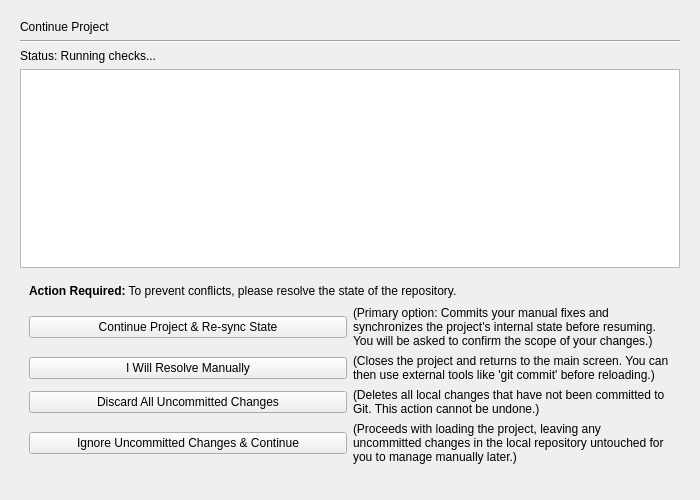
Above: gui/preflight_check_page.ui from mariolewis/asdf_factory before the change. Below: the same form after it.
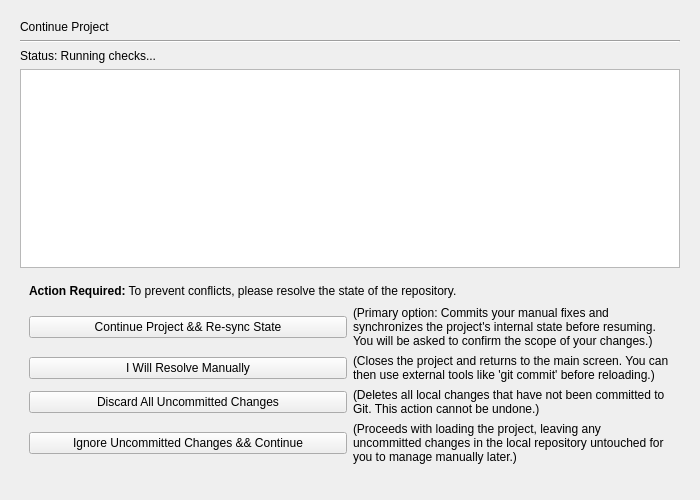
That is the form after the change. The open tabs and pages were chosen to show the change.

Patch:
```diff
--- a/gui/preflight_check_page.ui
+++ b/gui/preflight_check_page.ui
@@ -95,7 +95,7 @@
          <item row="0" column="0">
           <widget class="QPushButton" name="continueButton">
            <property name="text">
-            <string>Continue Project &amp;&amp; Re-sync State</string>
+            <string>Continue Project &amp;&amp;&amp;&amp; Re-sync State</string>
            </property>
           </widget>
          </item>
@@ -146,7 +146,7 @@
          <item row="3" column="0">
           <widget class="QPushButton" name="ignoreButton">
            <property name="text">
-            <string>Ignore Uncommitted Changes &amp;&amp; Continue</string>
+            <string>Ignore Uncommitted Changes &amp;&amp;&amp;&amp; Continue</string>
            </property>
           </widget>
          </item>
```
